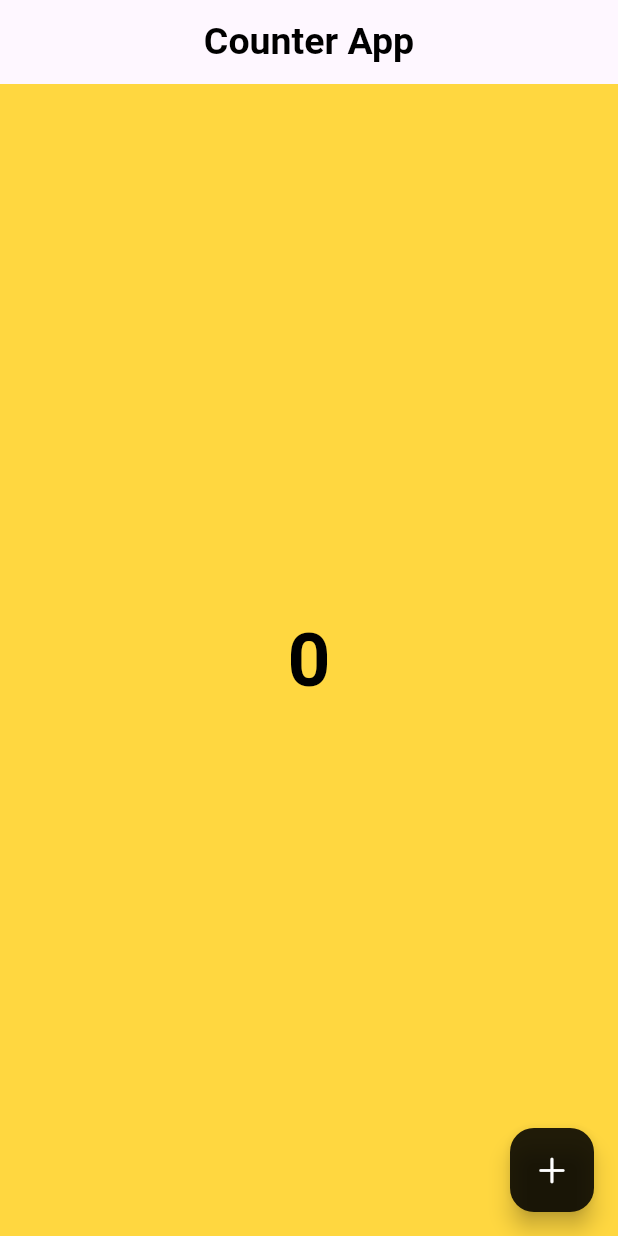
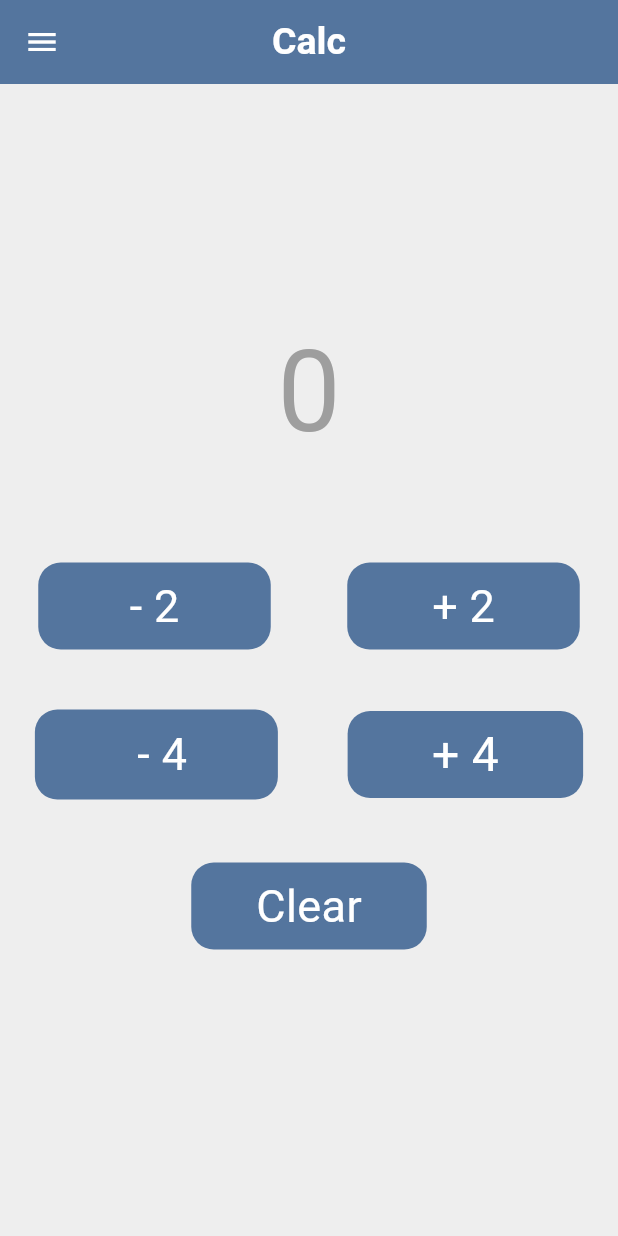
Before and after one commit to sanjuafre123/counter_app_ui, a Flutter app: the screen it shows after launch, on a phone screen of 412 x 824 dp. Run offline on Flutter 3.47's test engine with Material 3 defaults, Android fonts, the phone set to English and light mode, and no system bars.

Commit message:
08/04/2024

```diff
--- a/lib/main.dart
+++ b/lib/main.dart
@@ -2,11 +2,11 @@ import 'package:flutter/material.dart';
 import 'package:flutter/cupertino.dart';
 
 void main() {
-  runApp(CounterApp());
+  runApp(const calc());
 }
 
-class CounterApp extends StatelessWidget {
-  const CounterApp({super.key});
+class calc extends StatelessWidget {
+  const calc({super.key});
 
   @override
   Widget build(BuildContext context) {
@@ -21,45 +21,185 @@ class homePage extends StatefulWidget {
   const homePage({super.key});
 
   @override
-  State<homePage> createState() => _homePageState();
+  State<homePage> createState() => homePageState();
 }
 
+class homePageState extends State<homePage> {
+  @override
+  State<homePage> creatState() => homePageState();
 
-class _homePageState extends State<homePage>{
-
-  @override
-  Widget build(BuildContext context){
+  Widget build(BuildContext context) {
     return SafeArea(
         child: Scaffold(
       appBar: AppBar(
+        backgroundColor: const Color(0xFF54759e),
+        leading: const Icon(Icons.menu, color: Colors.white),
         centerTitle: true,
-          title:const Text(
-            'Counter App',
-            style: TextStyle(color: Colors.black,fontSize: 25,fontWeight: FontWeight.bold),
+        title: const Text(
+          'Calc',
+          style: TextStyle(
+              color: Colors.white, fontSize: 25, fontWeight: FontWeight.bold),
         ),
       ),
-        backgroundColor: Colors.amberAccent,
-        body: Center(
+      backgroundColor: const Color(0xFFeeeeee),
+      body: Column(
+        children: [
+          const SizedBox(height: 152),
+          Center(
             child: Text(
               '$count',
-            style:const TextStyle(
-              fontWeight: FontWeight.bold,
-              fontSize: 50,
-              color: Colors.black
+              style: const TextStyle(
+                fontSize: 75,
+                fontWeight: FontWeight.w400,
+                color: Color(0xFF9E9E9E),
               ),
             ),
           ),
-        floatingActionButton: FloatingActionButton(
-          backgroundColor: Colors.black87,
-          onPressed: (){
+          const SizedBox(height: 60),
+          Row(
+            mainAxisAlignment: MainAxisAlignment.spaceAround,
+            children: [
+              InkWell(
+                onTap: () {
                   setState(() {
-              count++;
+                    count -= 2;
                   });
                 },
-          child:const Icon(CupertinoIcons.add,color: Colors.white,),
+                child: Container(
+                  height: 58,
+                  width: 155,
+                  decoration: BoxDecoration(
+                    color: const Color(0xFF54759e),
+                    borderRadius: BorderRadius.circular(15),
+                  ),
+                  alignment: Alignment.center,
+                  child: const Text(
+                    '- 2',
+                    style: TextStyle(
+                      fontSize: 30,
+                      fontWeight: FontWeight.w400,
+                      color: Colors.white,
                     ),
                   ),
+                ),
+              ),
+              InkWell(
+                onTap: () {
+                  setState(() {
+                    count += 2;
+                  });
+                },
+                child: Container(
+                  height: 58,
+                  width: 155,
+                  decoration: BoxDecoration(
+                    color: const Color(0xFF54759e),
+                    borderRadius: BorderRadius.circular(15),
+                  ),
+                  alignment: Alignment.center,
+                  child: const Text(
+                    '+ 2',
+                    style: TextStyle(
+                      fontSize: 30,
+                      fontWeight: FontWeight.w400,
+                      color: Colors.white,
+                    ),
+                  ),
+                ),
+              ),
+            ],
+          ),
+          const SizedBox(
+            height: 40,
+          ),
+          Row(
+            mainAxisAlignment: MainAxisAlignment.spaceAround,
+            children: [
+              InkWell(
+                onTap: () {
+                  setState(() {
+                    count -= 4;
+                  });
+                },
+                child: Container(
+                  height: 60,
+                  width: 162,
+                  decoration: BoxDecoration(
+                    color: const Color(0xFF54759E),
+                    borderRadius: BorderRadius.circular(15),
+                  ),
+                  alignment: Alignment.center,
+                  child: const Text(
+                    ' - 4',
+                    style: TextStyle(
+                      color: Colors.white,
+                      fontWeight: FontWeight.w400,
+                      fontSize: 30,
+                    ),
+                  ),
+                ),
+              ),
+              InkWell(
+                onTap: () {
+                  setState(() {
+                    count += 4;
+                  });
+                },
+                child: Container(
+                  height: 58,
+                  width: 157,
+                  decoration: BoxDecoration(
+                    color: Color(0xff54759E),
+                    borderRadius: BorderRadius.circular(15),
+                  ),
+                  alignment: Alignment.center,
+                  child:const Text(
+                    '+ 4',
+                    style: TextStyle(
+                        fontWeight: FontWeight.w400,
+                        fontSize: 32,
+                        color: Colors.white),
+                  ),
+                ),
+              ),
+            ],
+          ),
 
+          const SizedBox(height: 42,),
+          Row(
+            mainAxisAlignment: MainAxisAlignment.center,
+            children: [
+              InkWell(
+                onTap: () {
+                  setState(() {
+                    count = 0;
+                  });
+                },
+                child: Container(
+                  height: 58,
+                  width: 157,
+                  decoration: BoxDecoration(
+                    color:const Color(0xff54759E),
+                    borderRadius: BorderRadius.circular(15),
+                  ),
+                  alignment: Alignment.center,
+                  child:const Text(
+                    'Clear',
+                    style: TextStyle(
+                        fontWeight: FontWeight.w400,
+                        fontSize: 30,
+                        color: Colors.white),
+                  ),
+                ),
+              ),
+            ],
+          ),
+
+
+
+            ],
+          ),
+      ),
     );
   }
 }
```
Also changed, not shown: lib/home/componets/Calc.dart (added, +206 -0 lines). Lines whose indentation alone changed are shown as unchanged.
